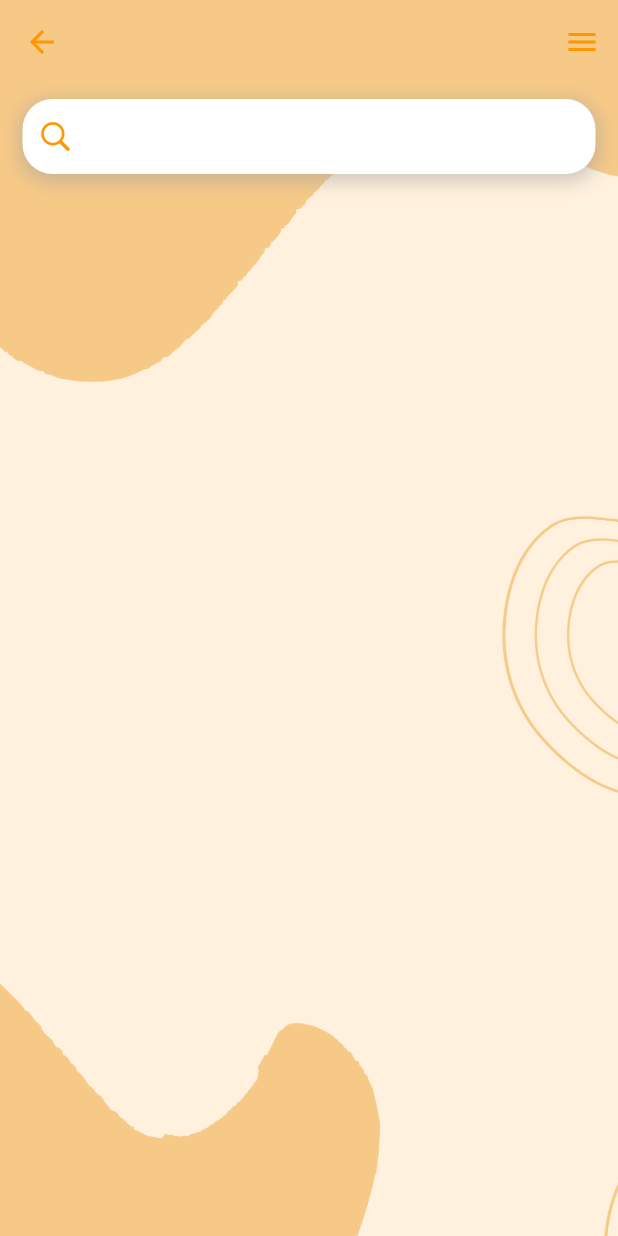
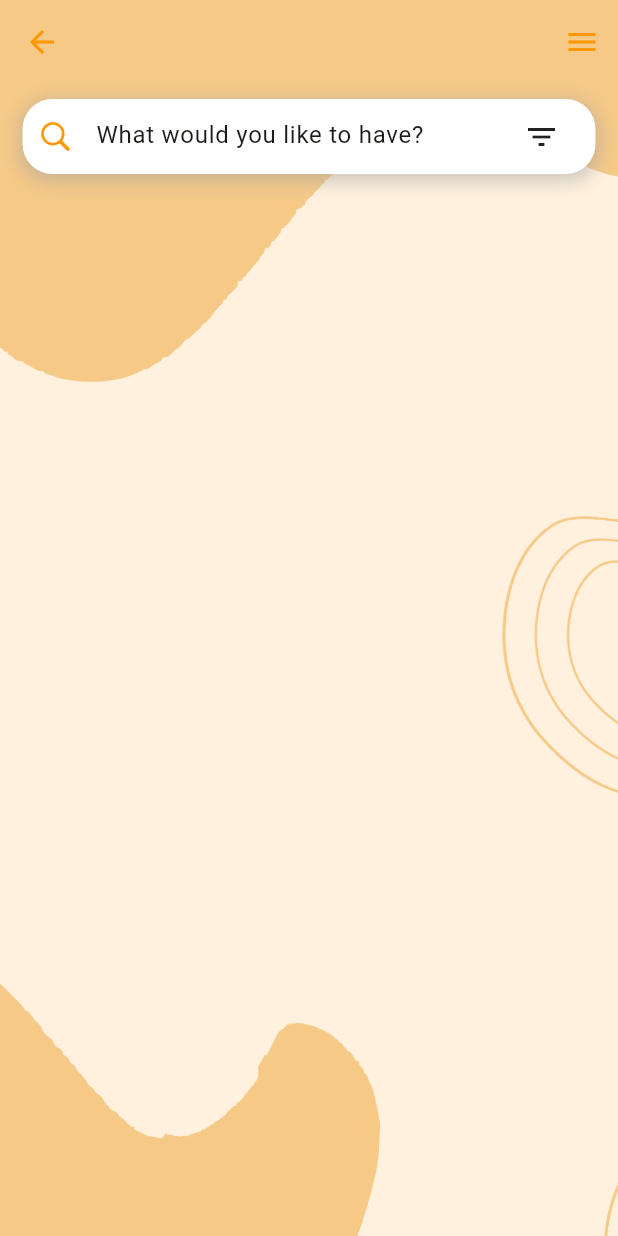
Before and after one commit to saatvika07/Campus-Bites, a Flutter app: the JuicesPage screen opened directly, on a phone screen of 412 x 824 dp. Run offline on Flutter 3.47's test engine with Material 3 defaults, Android fonts, the phone set to English and light mode, and no system bars; our stand-ins replace icons_plus.

Commit message:
Updated search

```diff
--- a/lib/widgets/search_widget.dart
+++ b/lib/widgets/search_widget.dart
@@ -38,12 +38,21 @@ class SearchWidget extends StatelessWidget {
                   Container(
                     height: 50,
                     width: 300,
-                    child: const Padding(padding: EdgeInsets.symmetric(
+                    child: Padding(padding: const EdgeInsets.symmetric(
                       horizontal: 15,
-                    ))
-                  )
+                    ),
+                    child:TextFormField(
+                      decoration: const InputDecoration(
+                        hintText: "What would you like to have?",
+                        border: InputBorder.none,
+                      ),
+                    ),
+                    ),
+                    ),
+                    const Icon(Icons.filter_list),
+                ],
+                ),
 
-                ],)),
-            ));
-  }
-}
+                ),),
+            );
+}}
```
